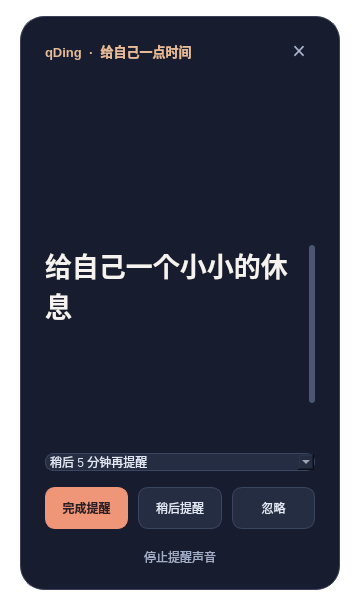
This is src/ui/celebrationpopup.ui in lpxxn/qDing as Qt 5 draws it before an edit. The edited form follows.
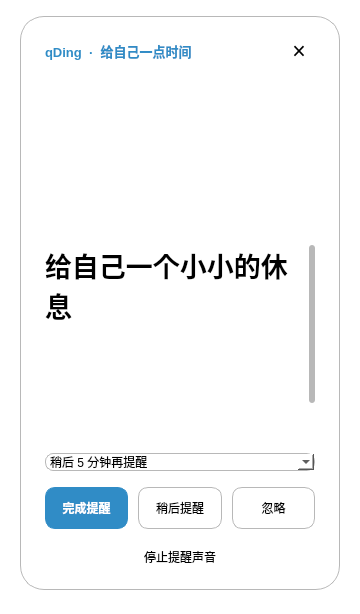
This is the edited form. Custom widgets are drawn as their Qt base class.

```diff
--- a/src/ui/celebrationpopup.ui
+++ b/src/ui/celebrationpopup.ui
@@ -4,29 +4,30 @@
  <widget class="QWidget" name="CelebrationPopup">
   <property name="windowTitle"><string>qDing 提醒</string></property>
   <property name="styleSheet"><string notr="true">
+/* 颜色取自应用调色板，Designer 布局不变；切换主题时无需重新创建弹窗。 */
 QWidget#CelebrationPopup { background: transparent; }
-QFrame#celebrationCard { background: #171d2e; border: 1px solid #3c425a; border-radius: 24px; }
+QFrame#celebrationCard { background: palette(base); border: 1px solid palette(mid); border-radius: 24px; }
 QWidget#headerWidget, QWidget#detailsWidget, QWidget#actionButtons { background: transparent; }
-QLabel { background: transparent; color: #f5f2ef; }
-QLabel#brandLabel { color: #e7bb99; font-size: 13px; font-weight: 600; }
+QLabel { background: transparent; color: palette(text); }
+QLabel#brandLabel { color: palette(highlight); font-size: 13px; font-weight: 600; }
 QLabel#titleLabel { font-size: 27px; font-weight: 700; }
-QLabel#timeLabel, QLabel#snoozeLabel { color: #a3aec9; font-size: 12px; }
+QLabel#timeLabel, QLabel#snoozeLabel { color: palette(placeholder-text); font-size: 12px; }
 QScrollArea#contentScroll { border: none; background: transparent; }
-QTextEdit#bodyLabel { background: transparent; color: #c5cee2; border: none; padding: 0; font-size: 15px; }
-QPushButton { background: #252d43; color: #e4e9f6; border: 1px solid #3a4561; border-radius: 10px; padding: 11px 16px; }
-QPushButton:hover { background: #303b54; border-color: #8c99b8; }
-QPushButton:pressed { background: #1e263b; }
-QPushButton#completeButton { background: #ef9679; border-color: #ef9679; color: #291f25; font-weight: 700; }
-QPushButton#completeButton:hover { background: #ffac8e; border-color: #ffac8e; }
-QPushButton:disabled, QPushButton#completeButton:disabled { background: #282e42; border-color: #343c51; color: #68748f; }
-QPushButton#closeButton { background: transparent; border: none; padding: 0; border-radius: 16px; font-size: 23px; color: #abb6d0; }
-QPushButton#closeButton:hover { background: #30394f; color: #ffffff; }
-QPushButton#silenceButton { background: transparent; border: none; color: #a3aec9; font-size: 12px; padding: 3px; }
-QComboBox { background: #252d43; color: #e4e9f6; border: 1px solid #3a4561; border-radius: 8px; }
-QComboBox:focus, QComboBox:on { border-color: #ef9679; }
+QTextEdit#bodyLabel { background: transparent; color: palette(text); border: none; padding: 0; font-size: 15px; }
+QPushButton { background: palette(base); color: palette(text); border: 1px solid palette(mid); border-radius: 10px; padding: 11px 16px; }
+QPushButton:hover { background: palette(alternate-base); border-color: palette(highlight); }
+QPushButton:pressed { background: palette(mid); }
+QPushButton#completeButton { background: palette(highlight); border-color: palette(highlight); color: palette(highlighted-text); font-weight: 700; }
+QPushButton#completeButton:hover { background: palette(highlight); border-color: palette(text); }
+QPushButton:disabled, QPushButton#completeButton:disabled { background: palette(alternate-base); border-color: palette(mid); color: palette(placeholder-text); }
+QPushButton#closeButton { background: transparent; border: none; padding: 0; border-radius: 16px; font-size: 23px; color: palette(placeholder-text); }
+QPushButton#closeButton:hover { background: palette(alternate-base); color: palette(text); }
+QPushButton#silenceButton { background: transparent; border: none; color: palette(placeholder-text); font-size: 12px; padding: 3px; }
+QComboBox { background: palette(base); color: palette(text); border: 1px solid palette(mid); border-radius: 8px; }
+QComboBox:focus, QComboBox:on { border-color: palette(highlight); }
 QScrollBar:vertical { background: transparent; border: none; width: 6px; margin: 0; }
-QScrollBar::handle:vertical { background: #4b5671; border-radius: 3px; min-height: 24px; }
-QScrollBar::handle:vertical:hover { background: #7784a1; }
+QScrollBar::handle:vertical { background: palette(mid); border-radius: 3px; min-height: 24px; }
+QScrollBar::handle:vertical:hover { background: palette(placeholder-text); }
 QScrollBar::add-line:vertical, QScrollBar::sub-line:vertical { height: 0; border: none; background: transparent; }
 QScrollBar::add-page:vertical, QScrollBar::sub-page:vertical { background: transparent; }
   </string></property>
```
